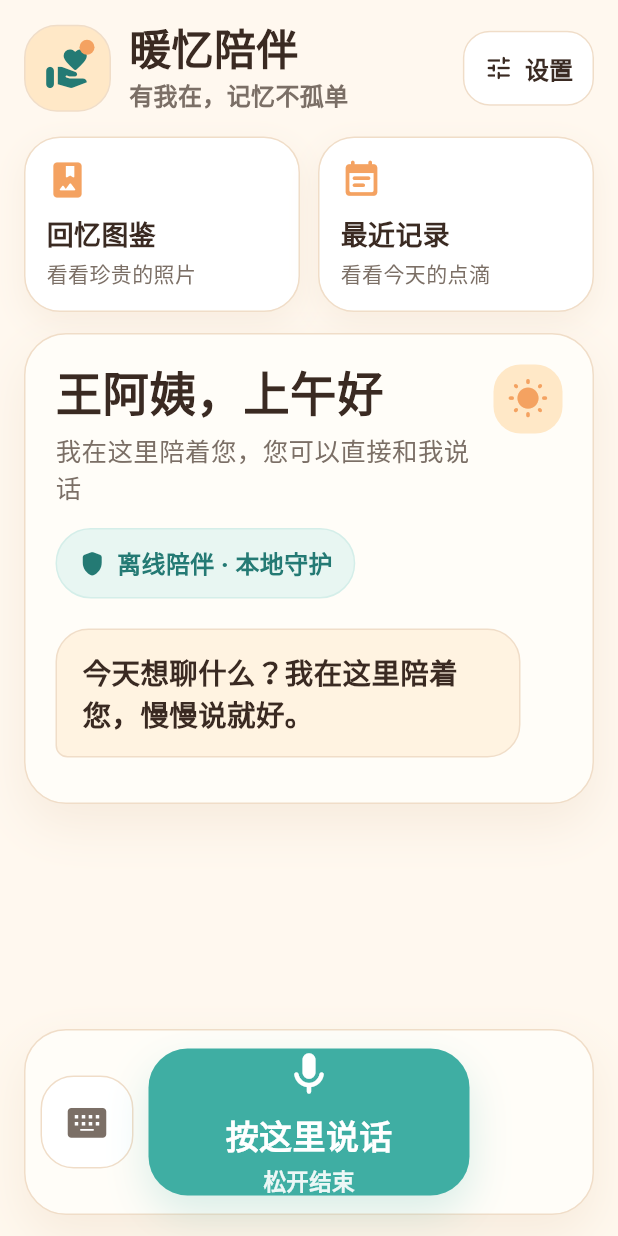
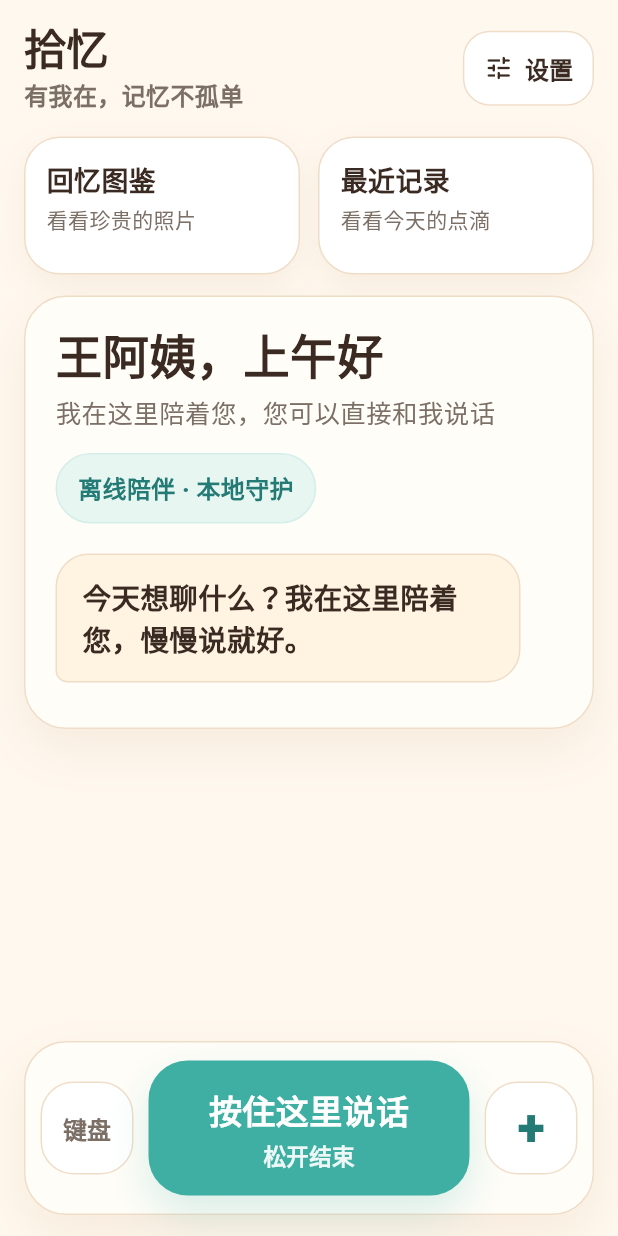
Before and after one commit to Nk-Five-Musketeers/aigc_five_men_team, a Flutter app: the screen it shows after launch, on a phone screen of 412 x 824 dp. Run offline on Flutter 3.47's test engine with Material 3 defaults, Android fonts, the phone set to English and light mode, and no system bars; our stand-ins replace dio, sqflite; accounts and stored records are empty; Roboto replaces fonts that are missing (Microsoft YaHei).

Commit message:
前端UI界面优化

```diff
--- a/lib/config/constants.dart
+++ b/lib/config/constants.dart
@@ -1,7 +1,7 @@
 class AppConstants {
   AppConstants._();
 
-  static const String appName = '暖忆陪伴';
+  static const String appName = '拾忆';
   static const String modelId = 'Volc-DeepSeek-V3.2';
 
   static const String apiBaseUrl = String.fromEnvironment(
--- a/lib/logic/chat_provider.dart
+++ b/lib/logic/chat_provider.dart
@@ -136,7 +136,7 @@ class ChatProvider extends ChangeNotifier {
 
   String _buildSystemPrompt() {
     return '''
-你是“暖忆陪伴”，一款面向阿尔兹海默症早期老人、MCI阶段老人、健忘老人和空巢老人的陪伴关怀助手。
+你是“拾忆”，一款面向阿尔兹海默症早期老人、MCI阶段老人、健忘老人和空巢老人的陪伴关怀助手。
 
 你的目标：
 1. 像耐心、温暖、可信的老朋友一样陪老人说话。
--- a/lib/main.dart
+++ b/lib/main.dart
@@ -17,7 +17,7 @@ class BlueCareApp extends StatelessWidget {
     return ChangeNotifierProvider(
       create: (_) => ChatProvider(),
       child: MaterialApp(
-        title: '暖忆陪伴',
+        title: '拾忆',
         debugShowCheckedModeBanner: false,
         theme: AppTheme.lightTheme,
         home: const HomeScreen(),
--- a/lib/ui/screens/home_screen.dart
+++ b/lib/ui/screens/home_screen.dart
@@ -224,20 +224,6 @@ class _ChatCompanionCard extends StatelessWidget {
                   ],
                 ),
               ),
-              const SizedBox(width: 10),
-              Container(
-                width: 46,
-                height: 46,
-                decoration: BoxDecoration(
-                  color: AppTheme.accentSoft,
-                  borderRadius: BorderRadius.circular(18),
-                ),
-                child: const Icon(
-                  Icons.wb_sunny_rounded,
-                  color: AppTheme.accent,
-                  size: 28,
-                ),
-              ),
             ],
           ),
           const SizedBox(height: 14),
@@ -302,25 +288,13 @@ class _PromptCard extends StatelessWidget {
       child: Column(
         crossAxisAlignment: CrossAxisAlignment.start,
         children: [
-          Row(
-            children: [
-              Icon(
-                isCognitive ? Icons.psychology_alt_rounded : Icons.eco_rounded,
-                color: isCognitive ? AppTheme.accent : AppTheme.primaryDeep,
-                size: 24,
-              ),
-              const SizedBox(width: 8),
-              Expanded(
-                child: Text(
+          Text(
             message.title ?? '慢慢想一想',
             style: const TextStyle(
               fontSize: 18,
               fontWeight: FontWeight.w900,
               color: AppTheme.text,
             ),
-                ),
-              ),
-            ],
           ),
           if (message.cueLabel != null) ...[
             const SizedBox(height: 8),
@@ -432,7 +406,7 @@ class _TypingIndicator extends StatelessWidget {
           ),
           SizedBox(width: 10),
           Text(
-            '暖忆正在认真听您说...',
+            '拾忆正在认真听您说...',
             style: TextStyle(color: AppTheme.textSoft, fontSize: 15),
           ),
         ],
@@ -463,14 +437,12 @@ class _BrandHeader extends StatelessWidget {
           Row(
             crossAxisAlignment: CrossAxisAlignment.center,
             children: [
-              const _CompanionAvatar(),
-              const SizedBox(width: 12),
               const Expanded(
                 child: Column(
                   crossAxisAlignment: CrossAxisAlignment.start,
                   children: [
                     Text(
-                      '暖忆陪伴',
+                      '拾忆',
                       style: TextStyle(
                         fontSize: 28,
                         height: 1.1,
@@ -502,7 +474,6 @@ class _BrandHeader extends StatelessWidget {
             children: [
               Expanded(
                 child: _NavCard(
-                  icon: Icons.photo_album_rounded,
                   title: '回忆图鉴',
                   subtitle: '看看珍贵的照片',
                   selected: activeView == _AppView.memory,
@@ -512,7 +483,6 @@ class _BrandHeader extends StatelessWidget {
               const SizedBox(width: 12),
               Expanded(
                 child: _NavCard(
-                  icon: Icons.event_note_rounded,
                   title: '最近记录',
                   subtitle: '看看今天的点滴',
                   selected: activeView == _AppView.recent,
@@ -545,7 +515,6 @@ class _MemoryBookView extends StatelessWidget {
             crossAxisAlignment: CrossAxisAlignment.start,
             children: const [
               _SectionTitle(
-                icon: Icons.auto_stories_rounded,
                 title: '慢慢翻看的老相册',
                 subtitle: '每一张照片，都可以陪您好好想一想',
               ),
@@ -554,14 +523,12 @@ class _MemoryBookView extends StatelessWidget {
                 title: '春天里的自行车',
                 year: '1986',
                 accent: AppTheme.primary,
-                icon: Icons.directions_bike_rounded,
               ),
               SizedBox(height: 12),
               _MemoryPhotoCard(
                 title: '老家小院的午后',
                 year: '1983',
                 accent: AppTheme.accent,
-                icon: Icons.home_rounded,
               ),
             ],
           ),
@@ -634,34 +601,25 @@ class _RecentNotesView extends StatelessWidget {
             crossAxisAlignment: CrossAxisAlignment.start,
             children: const [
               _SectionTitle(
-                icon: Icons.favorite_rounded,
                 title: '今天的记录',
                 subtitle: '最近发生的点滴',
               ),
               SizedBox(height: 16),
               _RecordItem(
-                icon: Icons.photo_rounded,
                 title: '提到女儿的旧照片',
                 description: '看到老照片时，笑着说起女儿小时候的事。',
-                color: AppTheme.primary,
               ),
               _RecordItem(
-                icon: Icons.ramen_dining_rounded,
                 title: '说中午吃了面',
                 description: '午饭吃了面条，胃口不错。',
-                color: AppTheme.accent,
               ),
               _RecordItem(
-                icon: Icons.directions_bike_rounded,
                 title: '聊到以前骑自行车',
                 description: '说以前常骑车去上班，很轻松很快乐。',
-                color: Color(0xFF8FB46D),
               ),
               _RecordItem(
-                icon: Icons.night_shelter_rounded,
                 title: '午休情况正常',
                 description: '中午休息得不错，精神挺好。',
-                color: Color(0xFF7FA6A2),
               ),
             ],
           ),
@@ -853,16 +811,16 @@ class _BottomVoiceBar extends StatelessWidget {
           SizedBox(
             width: 62,
             height: 62,
-            child: IconButton(
-              tooltip: '键盘输入',
+            child: TextButton(
               onPressed: onKeyboardTap,
-              style: IconButton.styleFrom(
+              style: TextButton.styleFrom(
                 backgroundColor: keyboardOpen ? AppTheme.successSoft : Colors.white,
                 foregroundColor: keyboardOpen ? AppTheme.primaryDeep : AppTheme.textSoft,
+                textStyle: const TextStyle(fontSize: 16, fontWeight: FontWeight.w900),
                 shape: RoundedRectangleBorder(borderRadius: BorderRadius.circular(22)),
                 side: const BorderSide(color: AppTheme.border),
               ),
-              icon: const Icon(Icons.keyboard_alt_rounded, size: 28),
+              child: const Text('键盘'),
             ),
           ),
           const SizedBox(width: 10),
@@ -886,10 +844,8 @@ class _BottomVoiceBar extends StatelessWidget {
                 child: Column(
                   mainAxisAlignment: MainAxisAlignment.center,
                   children: [
-                    const Icon(Icons.mic_rounded, color: Colors.white, size: 34),
-                    const SizedBox(height: 7),
                     Text(
-                      isSending ? '正在回应' : '按这里说话',
+                      isSending ? '正在回应' : '按住这里说话',
                       style: const TextStyle(
                         color: Colors.white,
                         fontSize: 22,
@@ -910,7 +866,22 @@ class _BottomVoiceBar extends StatelessWidget {
               ),
             ),
           ),
-          const SizedBox(width: 72),
+          const SizedBox(width: 10),
+          SizedBox(
+            width: 62,
+            height: 62,
+            child: TextButton(
+              onPressed: () {},
+              style: TextButton.styleFrom(
+                backgroundColor: Colors.white,
+                foregroundColor: AppTheme.primaryDeep,
+                textStyle: const TextStyle(fontSize: 34, fontWeight: FontWeight.w900),
+                shape: RoundedRectangleBorder(borderRadius: BorderRadius.circular(22)),
+                side: const BorderSide(color: AppTheme.border),
+              ),
+              child: const Text('+'),
+            ),
+          ),
         ],
       ),
     );
@@ -957,12 +928,7 @@ class _StatusPill extends StatelessWidget {
         borderRadius: BorderRadius.circular(99),
         border: Border.all(color: const Color(0xFFD4EEE9)),
       ),
-      child: const Row(
-        mainAxisSize: MainAxisSize.min,
-        children: [
-          Icon(Icons.shield_rounded, size: 19, color: AppTheme.primaryDeep),
-          SizedBox(width: 7),
-          Text(
+      child: const Text(
         '离线陪伴 · 本地守护',
         style: TextStyle(
           fontSize: 16,
@@ -970,61 +936,18 @@ class _StatusPill extends StatelessWidget {
           color: AppTheme.primaryDeep,
         ),
       ),
-        ],
-      ),
-    );
-  }
-}
-
-class _CompanionAvatar extends StatelessWidget {
-  const _CompanionAvatar();
-
-  @override
-  Widget build(BuildContext context) {
-    return Container(
-      width: 58,
-      height: 58,
-      decoration: BoxDecoration(
-        color: AppTheme.accentSoft,
-        borderRadius: BorderRadius.circular(22),
-        border: Border.all(color: AppTheme.border),
-      ),
-      child: Stack(
-        alignment: Alignment.center,
-        children: [
-          const Icon(
-            Icons.volunteer_activism_rounded,
-            color: AppTheme.primaryDeep,
-            size: 31,
-          ),
-          Positioned(
-            right: 10,
-            top: 9,
-            child: Container(
-              width: 10,
-              height: 10,
-              decoration: BoxDecoration(
-                color: AppTheme.accent,
-                borderRadius: BorderRadius.circular(99),
-              ),
-            ),
-          ),
-        ],
-      ),
     );
   }
 }
 
 class _NavCard extends StatelessWidget {
   const _NavCard({
-    required this.icon,
     required this.title,
     required this.subtitle,
     required this.selected,
     required this.onTap,
   });
 
-  final IconData icon;
   final String title;
   final String subtitle;
   final bool selected;
@@ -1056,8 +979,6 @@ class _NavCard extends StatelessWidget {
         child: Column(
           crossAxisAlignment: CrossAxisAlignment.start,
           children: [
-            Icon(icon, color: selected ? AppTheme.primaryDeep : AppTheme.accent, size: 28),
-            const SizedBox(height: 8),
             Text(
               title,
               style: const TextStyle(
@@ -1089,7 +1010,6 @@ class _BackLine extends StatelessWidget {
     return Row(
       children: [
         _IconTextButton(
-          icon: Icons.arrow_back_rounded,
           label: '返回',
           onTap: onBack,
         ),
@@ -1116,12 +1036,12 @@ class _BackLine extends StatelessWidget {
 
 class _SectionTitle extends StatelessWidget {
   const _SectionTitle({
-    required this.icon,
+    this.icon,
     required this.title,
     required this.subtitle,
   });
 
-  final IconData icon;
+  final IconData? icon;
   final String title;
   final String subtitle;
 
@@ -1130,6 +1050,7 @@ class _SectionTitle extends StatelessWidget {
     return Row(
       crossAxisAlignment: CrossAxisAlignment.start,
       children: [
+        if (icon != null) ...[
           Container(
             width: 44,
             height: 44,
@@ -1140,6 +1061,7 @@ class _SectionTitle extends StatelessWidget {
             child: Icon(icon, color: AppTheme.primaryDeep, size: 25),
           ),
           const SizedBox(width: 12),
+        ],
         Expanded(
           child: Column(
             crossAxisAlignment: CrossAxisAlignment.start,
@@ -1175,13 +1097,11 @@ class _MemoryPhotoCard extends StatelessWidget {
     required this.title,
     required this.year,
     required this.accent,
-    required this.icon,
   });
 
   final String title;
   final String year;
   final Color accent;
-  final IconData icon;
 
   @override
   Widget build(BuildContext context) {
@@ -1202,15 +1122,15 @@ class _MemoryPhotoCard extends StatelessWidget {
               borderRadius: BorderRadius.circular(18),
               border: Border.all(color: accent.withOpacity(0.22)),
             ),
-            child: Stack(
-              children: [
-                Center(child: Icon(icon, size: 38, color: accent)),
-                Positioned(
-                  right: 8,
-                  top: 8,
-                  child: Icon(Icons.eco_rounded, size: 17, color: accent.withOpacity(0.8)),
+            child: Center(
+              child: Text(
+                year,
+                style: TextStyle(
+                  color: accent,
+                  fontSize: 22,
+                  fontWeight: FontWeight.w900,
                 ),
-              ],
+              ),
             ),
           ),
           const SizedBox(width: 14),
@@ -1262,10 +1182,14 @@ class _SoftPortrait extends StatelessWidget {
         borderRadius: BorderRadius.circular(24),
         border: Border.all(color: AppTheme.border),
       ),
-      child: const Icon(
-        Icons.face_retouching_natural_rounded,
+      alignment: Alignment.center,
+      child: const Text(
+        '照片',
+        style: TextStyle(
           color: AppTheme.primaryDeep,
-        size: 38,
+          fontSize: 18,
+          fontWeight: FontWeight.w900,
+        ),
       ),
     );
   }
@@ -1298,45 +1222,17 @@ class _AnswerButton extends StatelessWidget {
 
 class _RecordItem extends StatelessWidget {
   const _RecordItem({
-    required this.icon,
     required this.title,
     required this.description,
-    required this.color,
   });
 
-  final IconData icon;
   final String title;
   final String description;
-  final Color color;
 
   @override
   Widget build(BuildContext context) {
     return Container(
       margin: const EdgeInsets.only(bottom: 14),
-      child: Row(
-        crossAxisAlignment: CrossAxisAlignment.start,
-        children: [
-          Column(
-            children: [
-              Container(
-                width: 42,
-                height: 42,
-                decoration: BoxDecoration(
-                  color: color.withOpacity(0.16),
-                  borderRadius: BorderRadius.circular(16),
-                ),
-                child: Icon(icon, color: color, size: 24),
-              ),
-              Container(
-                width: 2,
-                height: 42,
-                margin: const EdgeInsets.only(top: 6),
-                color: AppTheme.border,
-              ),
-            ],
-          ),
-          const SizedBox(width: 12),
-          Expanded(
       child: Container(
         padding: const EdgeInsets.fromLTRB(14, 12, 14, 13),
         decoration: BoxDecoration(
@@ -1366,9 +1262,6 @@ class _RecordItem extends StatelessWidget {
             ),
           ],
         ),
-            ),
-          ),
-        ],
       ),
     );
   }
@@ -1510,24 +1403,18 @@ class _NetworkRow extends StatelessWidget {
 
 class _IconTextButton extends StatelessWidget {
   const _IconTextButton({
-    required this.icon,
+    this.icon,
     required this.label,
     required this.onTap,
   });
 
-  final IconData icon;
+  final IconData? icon;
   final String label;
   final VoidCallback onTap;
 
   @override
   Widget build(BuildContext context) {
-    return SizedBox(
-      height: 50,
-      child: TextButton.icon(
-        onPressed: onTap,
-        icon: Icon(icon, size: 20),
-        label: Text(label),
-        style: TextButton.styleFrom(
+    final style = TextButton.styleFrom(
       backgroundColor: AppTheme.cardWhite,
       foregroundColor: AppTheme.text,
       textStyle: const TextStyle(fontSize: 16, fontWeight: FontWeight.w900),
@@ -1536,7 +1423,21 @@ class _IconTextButton extends StatelessWidget {
         borderRadius: BorderRadius.circular(18),
         side: const BorderSide(color: AppTheme.border),
       ),
-        ),
+    );
+
+    return SizedBox(
+      height: 50,
+      child: icon == null
+          ? TextButton(
+              onPressed: onTap,
+              style: style,
+              child: Text(label),
+            )
+          : TextButton.icon(
+              onPressed: onTap,
+              icon: Icon(icon, size: 20),
+              label: Text(label),
+              style: style,
             ),
     );
   }
```
Lines whose indentation alone changed are shown as unchanged.
